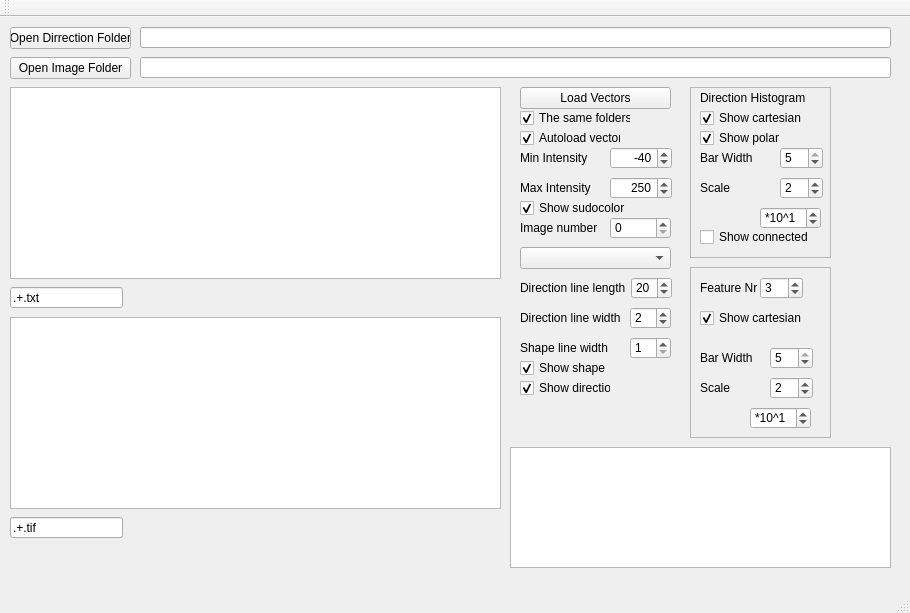
Qt form mainwindow.ui (marcinkociolek/BasicDirMapViewer) before a commit.
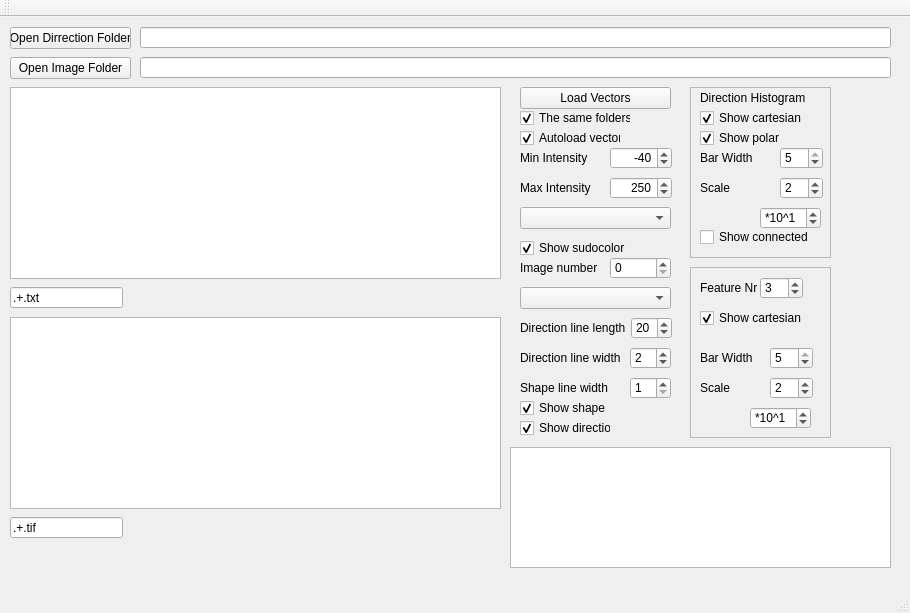
The same form after that commit.

Commit message: new display options plus resulting direction and spread

```diff
--- a/mainwindow.ui
+++ b/mainwindow.ui
@@ -212,7 +212,7 @@
     <property name="geometry">
      <rect>
       <x>610</x>
-      <y>200</y>
+      <y>240</y>
       <width>61</width>
       <height>22</height>
      </rect>
@@ -222,7 +222,7 @@
     <property name="geometry">
      <rect>
       <x>520</x>
-      <y>200</y>
+      <y>240</y>
       <width>81</width>
       <height>22</height>
      </rect>
@@ -235,7 +235,7 @@
     <property name="geometry">
      <rect>
       <x>520</x>
-      <y>230</y>
+      <y>270</y>
       <width>151</width>
       <height>22</height>
      </rect>
@@ -245,7 +245,7 @@
     <property name="geometry">
      <rect>
       <x>520</x>
-      <y>180</y>
+      <y>220</y>
       <width>111</width>
       <height>22</height>
      </rect>
@@ -261,7 +261,7 @@
     <property name="geometry">
      <rect>
       <x>630</x>
-      <y>320</y>
+      <y>360</y>
       <width>41</width>
       <height>22</height>
      </rect>
@@ -280,7 +280,7 @@
     <property name="geometry">
      <rect>
       <x>630</x>
-      <y>290</y>
+      <y>330</y>
       <width>41</width>
       <height>22</height>
      </rect>
@@ -299,7 +299,7 @@
     <property name="geometry">
      <rect>
       <x>520</x>
-      <y>320</y>
+      <y>360</y>
       <width>91</width>
       <height>22</height>
      </rect>
@@ -312,7 +312,7 @@
     <property name="geometry">
      <rect>
       <x>520</x>
-      <y>340</y>
+      <y>380</y>
       <width>101</width>
       <height>22</height>
      </rect>
@@ -328,7 +328,7 @@
     <property name="geometry">
      <rect>
       <x>520</x>
-      <y>290</y>
+      <y>330</y>
       <width>101</width>
       <height>22</height>
      </rect>
@@ -341,7 +341,7 @@
     <property name="geometry">
      <rect>
       <x>520</x>
-      <y>260</y>
+      <y>300</y>
       <width>111</width>
       <height>22</height>
      </rect>
@@ -354,7 +354,7 @@
     <property name="geometry">
      <rect>
       <x>520</x>
-      <y>360</y>
+      <y>400</y>
       <width>91</width>
       <height>22</height>
      </rect>
@@ -370,7 +370,7 @@
     <property name="geometry">
      <rect>
       <x>631</x>
-      <y>260</y>
+      <y>300</y>
       <width>41</width>
       <height>22</height>
      </rect>
@@ -739,6 +739,16 @@
      </property>
     </widget>
    </widget>
+   <widget class="QComboBox" name="comboBoxDisplayRange">
+    <property name="geometry">
+     <rect>
+      <x>520</x>
+      <y>190</y>
+      <width>151</width>
+      <height>22</height>
+     </rect>
+    </property>
+   </widget>
   </widget>
   <widget class="QMenuBar" name="menuBar">
    <property name="geometry">
```
The commit also changes 4 other files.
